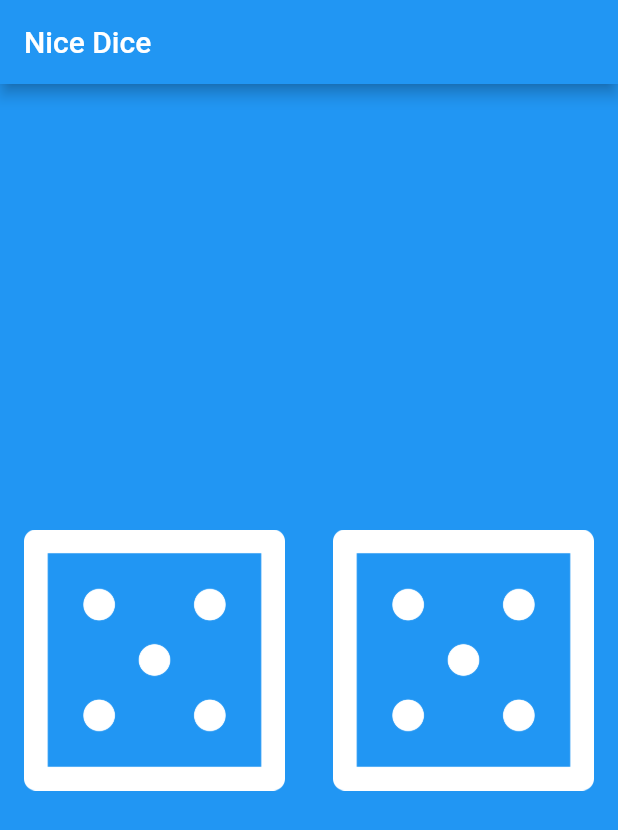
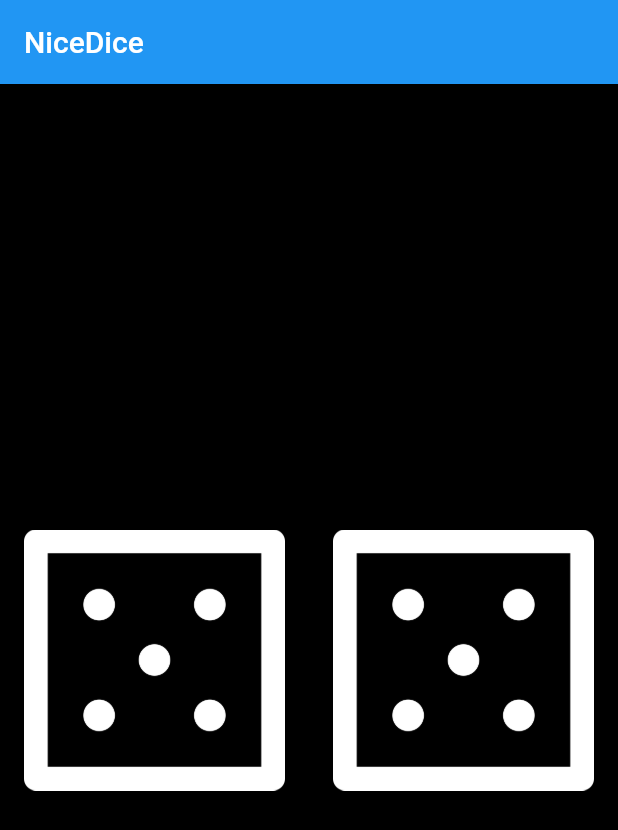
Before and after one commit to vitutiv/Flutter-NiceDice, a Flutter app: the screen it shows after launch, on a phone screen of 412 x 824 dp. Shown: the top 830 px of the screen. Run offline on Flutter 3.47's test engine with Material 2 defaults, Android fonts, the phone set to English and light mode, and no system bars.

Commit message:
Added screenshot

```diff
--- a/lib/main.dart
+++ b/lib/main.dart
@@ -23,9 +23,9 @@ class DicePage extends StatelessWidget {
   @override
   Widget build(BuildContext context) {
     return Scaffold(
-      backgroundColor: Colors.blue,
+      backgroundColor: Colors.black,
       appBar: AppBar(
-        title: Text('Nice Dice'),
+        title: Text('NiceDice'),
       ),
       body: Center(
         child: Row(
```
Also changed, not shown: screenshot.png (added).
